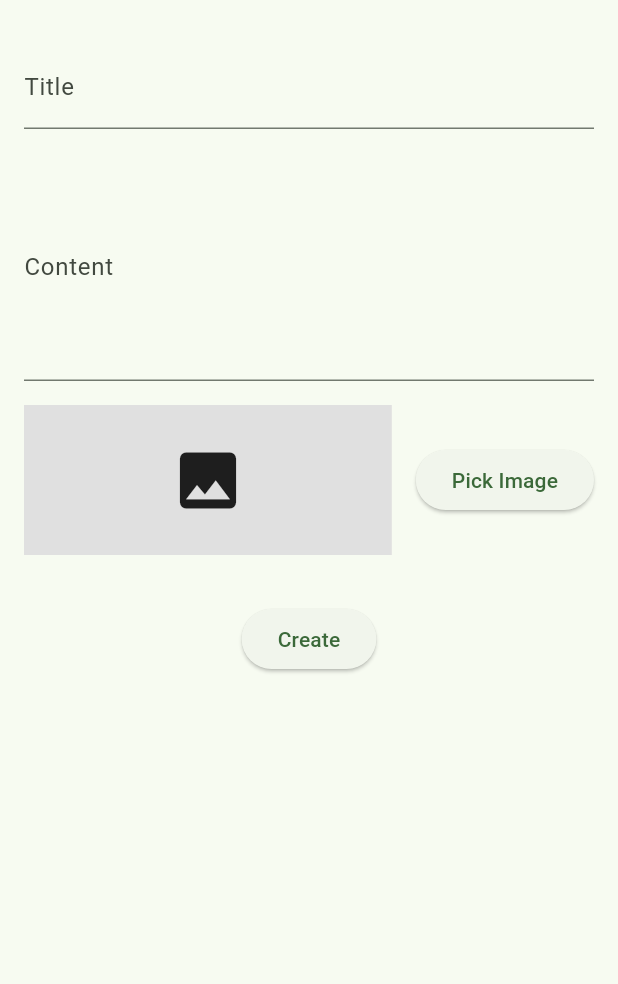
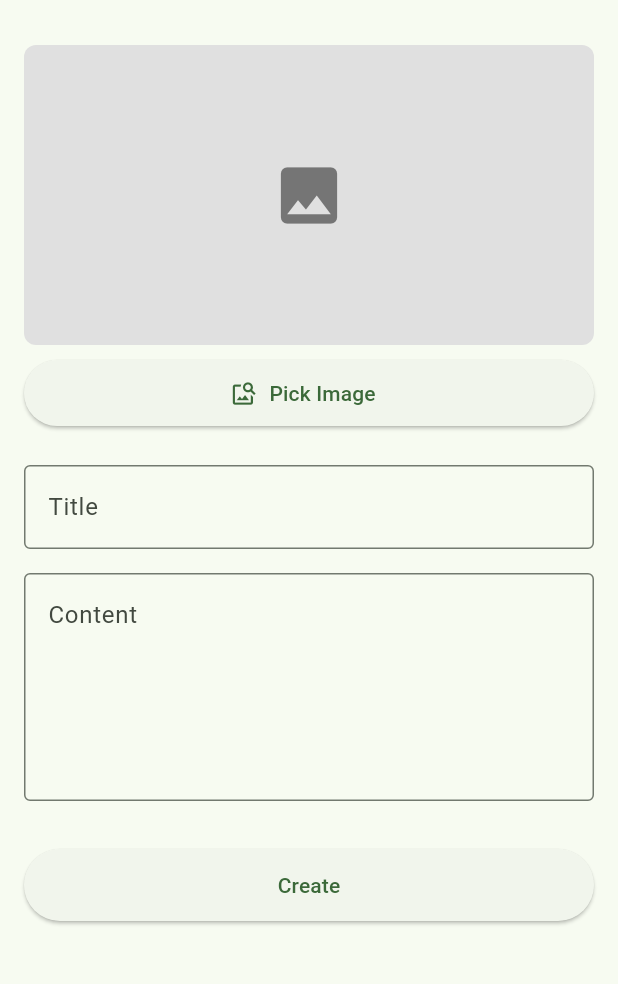
Before and after one commit to moehakram/flutter-postapp, a Flutter app: the PostFormScreen screen opened directly, on a phone screen of 412 x 824 dp, the part 63-1047 px from its top. Run offline on Flutter 3.47's test engine with Material 3 defaults, Android fonts, the phone set to English and light mode, and no system bars; our stand-ins replace either_dart, equatable, flutter_bloc, image_picker; network calls fail.

Commit message:
refactoring code screen

```diff
--- a/lib/screen/post_form_screen.dart
+++ b/lib/screen/post_form_screen.dart
@@ -48,14 +48,62 @@ class _PostFormScreenState extends State<PostFormScreen> {
           }
         },
         child: SingleChildScrollView(
-          padding: EdgeInsets.all(16.0),
+          padding: const EdgeInsets.all(16.0),
           child: Form(
             key: _formKey,
             child: Column(
               children: [
+                Column(
+                  children: [
+                    _imageFile != null
+                        ? Image.file(
+                            _imageFile!,
+                            height: 200,
+                            width: double.infinity,
+                            fit: BoxFit.cover,
+                          )
+                        : widget.post?.image != null
+                        ? Image.network(
+                            '${RemoteResource.baseStorage}/${widget.post!.image}',
+                            height: 200,
+                            width: double.infinity,
+                            fit: BoxFit.cover,
+                          )
+                        : Container(
+                            height: 200,
+                            width: double.infinity,
+                            decoration: BoxDecoration(
+                              color: Colors.grey[300],
+                              borderRadius: BorderRadius.circular(8),
+                            ),
+                            child: Center(
+                              child: Icon(
+                                Icons.image,
+                                size: 50,
+                                color: Colors.grey[600],
+                              ),
+                            ),
+                          ),
+
+                    const SizedBox(height: 8),
+
+                    ElevatedButton.icon(
+                      onPressed: _pickImage,
+                      icon: Icon(Icons.image_search),
+                      label: Text('Pick Image'),
+                      style: ElevatedButton.styleFrom(
+                        minimumSize: const Size(double.infinity, 44),
+                      ),
+                    ),
+                  ],
+                ),
+                const SizedBox(height: 24),
                 TextFormField(
                   controller: _titleController,
-                  decoration: InputDecoration(labelText: 'Title'),
+                  decoration: const InputDecoration(
+                    labelText: 'Title',
+                    border: OutlineInputBorder(),
+                  ),
                   validator: (value) {
                     if (value == null || value.isEmpty) {
                       return 'Please enter a title';
@@ -63,10 +111,14 @@ class _PostFormScreenState extends State<PostFormScreen> {
                     return null;
                   },
                 ),
-                SizedBox(height: 16),
+                const SizedBox(height: 16),
                 TextFormField(
                   controller: _contentController,
-                  decoration: InputDecoration(labelText: 'Content'),
+                  decoration: const InputDecoration(
+                    labelText: 'Content',
+                    border: OutlineInputBorder(),
+                    alignLabelWithHint: true,
+                  ),
                   maxLines: 5,
                   validator: (value) {
                     if (value == null || value.isEmpty) {
@@ -75,45 +127,32 @@ class _PostFormScreenState extends State<PostFormScreen> {
                     return null;
                   },
                 ),
-                SizedBox(height: 16),
-                Row(
-                  children: [
-                    Expanded(
-                      child: _imageFile != null
-                          ? Image.file(
-                              _imageFile!,
-                              height: 100,
-                              fit: BoxFit.cover,
-                            )
-                          : widget.post?.image != null
-                          ? Image.network(
-                              '${RemoteResource.baseStorage}/${widget.post!.image}',
-                              height: 100,
-                              fit: BoxFit.cover,
-                            )
-                          : Container(
-                              height: 100,
-                              color: Colors.grey[300],
-                              child: Icon(Icons.image, size: 50),
-                            ),
-                    ),
-                    SizedBox(width: 16),
-                    ElevatedButton(
-                      onPressed: _pickImage,
-                      child: Text('Pick Image'),
-                    ),
-                  ],
-                ),
-                SizedBox(height: 32),
+                const SizedBox(height: 32),
                 BlocBuilder<PostCubit, PostState>(
                   builder: (context, state) {
+                    if (state is PostActionLoading) {
+                      return ElevatedButton.icon(
+                        onPressed: null,
+                        icon: const SizedBox(
+                          width: 20,
+                          height: 20,
+                          child: CircularProgressIndicator(
+                            strokeWidth: 2,
+                            color: Colors.white,
+                          ),
+                        ),
+                        label: const Text('Processing...'),
+                        style: ElevatedButton.styleFrom(
+                          minimumSize: const Size(double.infinity, 48),
+                        ),
+                      );
+                    }
                     return ElevatedButton(
-                      onPressed: state is PostActionLoading
-                          ? null
-                          : _submitForm,
-                      child: state is PostActionLoading
-                          ? CircularProgressIndicator()
-                          : Text(widget.post == null ? 'Create' : 'Update'),
+                      onPressed: _submitForm,
+                      child: Text(widget.post == null ? 'Create' : 'Update'),
+                      style: ElevatedButton.styleFrom(
+                        minimumSize: const Size(double.infinity, 48),
+                      ),
                     );
                   },
                 ),
--- a/lib/screen/post_list_screen.dart
+++ b/lib/screen/post_list_screen.dart
@@ -158,7 +158,7 @@ class PostCard extends StatelessWidget {
                   '${RemoteResource.baseStorage}/${post.image}',
                 ),
               )
-            : CircleAvatar(child: Icon(Icons.article)),
+            : CircleAvatar(child: Icon(Icons.broken_image)),
         title: Text(post.title ?? 'No Title'),
         subtitle: Column(
           crossAxisAlignment: CrossAxisAlignment.start,
```
